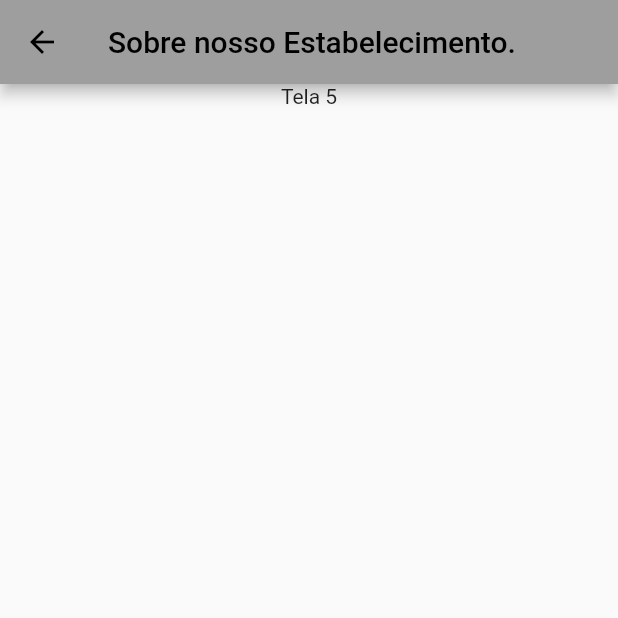
After one commit to mayki-douglas/projeto-barbearia, a Flutter app: the Screen5 screen opened directly, on a phone screen of 412 x 824 dp, the top half of it. The commit adds this screen. Run offline on Flutter 3.47's test engine with Material 2 defaults, Android fonts, the phone set to English and light mode, and no system bars.

Commit message:
V1.2 Atualizada

```diff
--- a/barbearia_projeto/lib/constant.dart
+++ b/barbearia_projeto/lib/constant.dart
@@ -3,6 +3,8 @@ class Constant {
   static final String MENU_SCREEN_1 = "Tela 1";
   static final String MENU_SCREEN_2 = "Tela 2";
   static final String MENU_SCREEN_3 = "Tela 3";
+  static final String MENU_SCREEN_4 = "Tabela de Preços";
+  static final String MENU_SCREEN_5 = "Nosso Estabelecimento";
   static final String MENU_ABOUT = "sobre";
   static final String MENU_EXIT = "sair";
 }
--- /dev/null
+++ b/barbearia_projeto/lib/menu/screen_5.dart
@@ -0,0 +1,25 @@
+import 'package:flutter/material.dart';
+
+class Screen5 extends StatefulWidget {
+
+  @override
+  _Screen5State createState() => _Screen5State();
+}
+
+class _Screen5State extends State<Screen5> {
+  @override
+  Widget build(BuildContext context) {
+    return Scaffold(
+      appBar: AppBar(
+        title: const Text('Sobre nosso Estabelecimento.'),
+      ),
+      body: Column(
+        children: const [
+          Center(
+            child: Text('Tela 5'),
+          )
+        ],
+      ),
+    );
+  }
+}
--- a/barbearia_projeto/lib/views/about.dart
+++ b/barbearia_projeto/lib/views/about.dart
@@ -16,7 +16,7 @@ class _AboutState extends State<About> {
       body: Column(
         children: [
           Center(
-            child: Text("desenvolvido por Rafael Santini e Mayki Douglas"),
+            child: Text("desenvolvido por Rafael Santini e Mayki Douglas\nVersão 1.2 11/2021"),
           ),
         ],
       ),
--- a/barbearia_projeto/lib/views/screen_1.dart
+++ b/barbearia_projeto/lib/views/screen_1.dart
@@ -1,7 +1,7 @@
 // ignore_for_file: use_key_in_widget_constructors, prefer_const_literals_to_create_immutables, prefer_const_constructors
 
 import 'package:flutter/material.dart';
-import 'package:rive/rive.dart';
+
 
 class Screen1 extends StatefulWidget {
 
```
Also changed, not shown: barbearia_projeto/lib/menu/menu_drawer.dart (+8 -7 lines), barbearia_projeto/lib/menu/screen_4.dart (added, +26 -0 lines), barbearia_projeto/lib/views/home.dart (+4 -4 lines), barbearia_projeto/lib/views/screen_3.dart (+53 -27 lines), barbearia_projeto/pubspec.yaml (+5 -2 lines), 1 other file.
